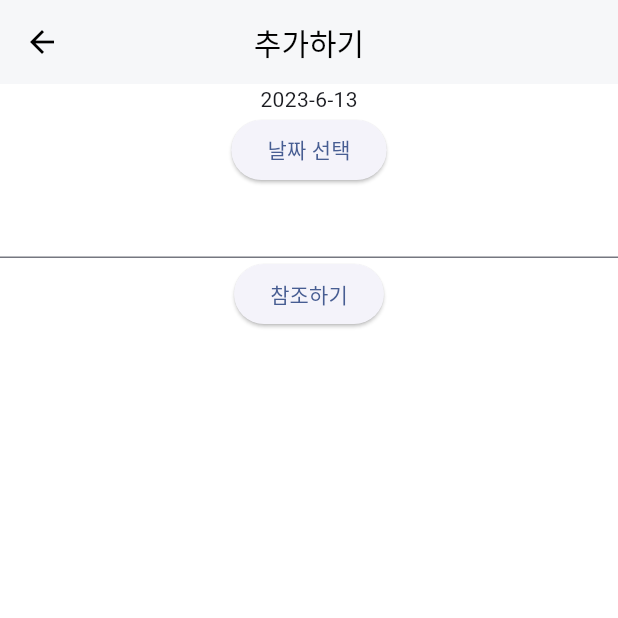
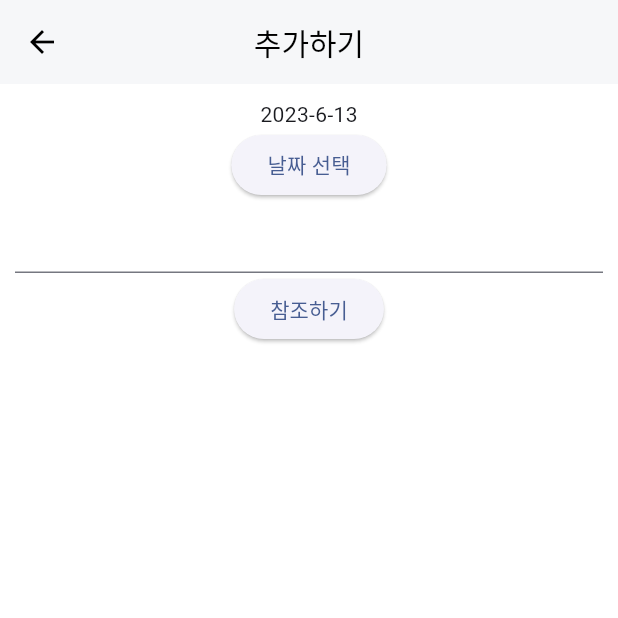
Before and after one commit to jaehee21232/todolist, a Flutter app: the screen it shows after launch, after a tap on the "add" icon, on a phone screen of 412 x 824 dp, the top half of it. Run offline on Flutter 3.47's test engine with Material 2 defaults, Android fonts, the phone set to English and light mode, and no system bars; our stand-ins replace cloud_firestore, firebase_core, flutter_riverpod; accounts and stored records are empty.

Commit message:
feat: 패딩 추가

```diff
--- a/lib/common/layout/default_layout.dart
+++ b/lib/common/layout/default_layout.dart
@@ -18,7 +18,10 @@ class DefaultLayout extends StatelessWidget {
   Widget build(BuildContext context) {
     return Scaffold(
       appBar: renderAppBar(),
-      body: child,
+      body: Padding(
+        padding: const EdgeInsets.all(10.0),
+        child: child,
+      ),
       backgroundColor: backgroundColor ?? Colors.white,
       bottomNavigationBar: bottomNavigationBar,
       floatingActionButton: floatingActionButton,
```
